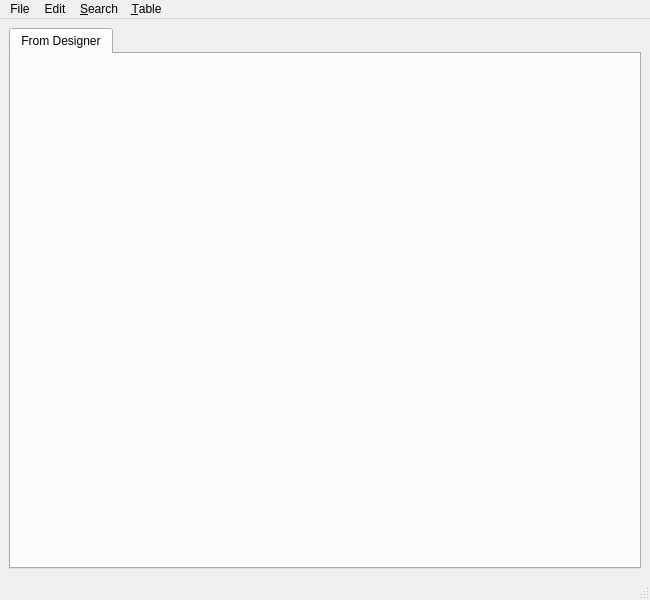
First picture: the form in ui/browser.ui, repository djellemah/clevic, before the edit.
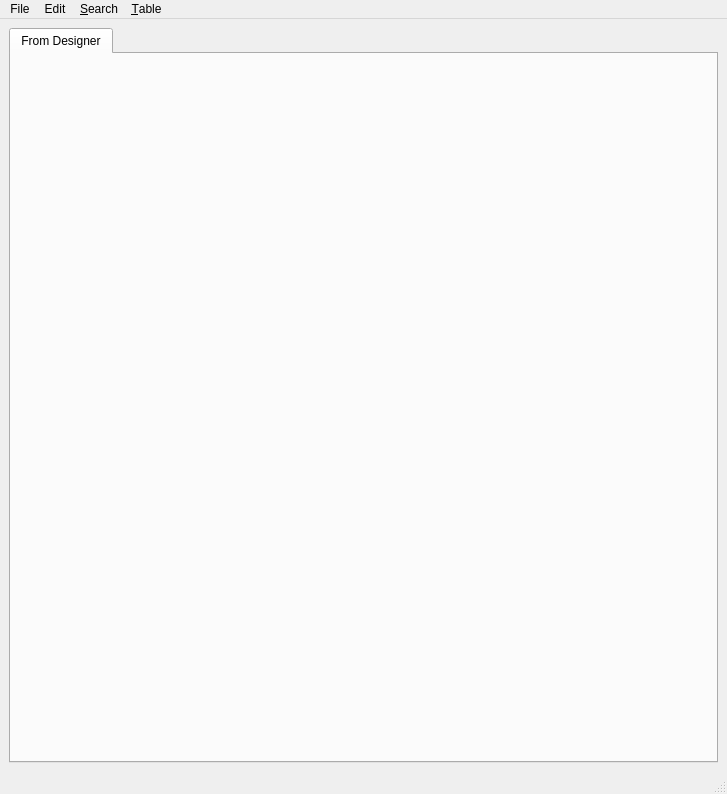
Second picture: the form after the edit. Icons and pictures are not drawn.

```diff
--- a/ui/browser.ui
+++ b/ui/browser.ui
@@ -8,8 +8,8 @@
    <rect>
     <x>0</x>
     <y>0</y>
-    <width>650</width>
-    <height>600</height>
+    <width>727</width>
+    <height>794</height>
    </rect>
   </property>
   <property name="windowTitle" >
@@ -46,7 +46,7 @@
     <rect>
      <x>0</x>
      <y>0</y>
-     <width>650</width>
+     <width>727</width>
      <height>28</height>
     </rect>
    </property>
```
Left out of the diff: 15 changed lines with no effect on the pictures.
